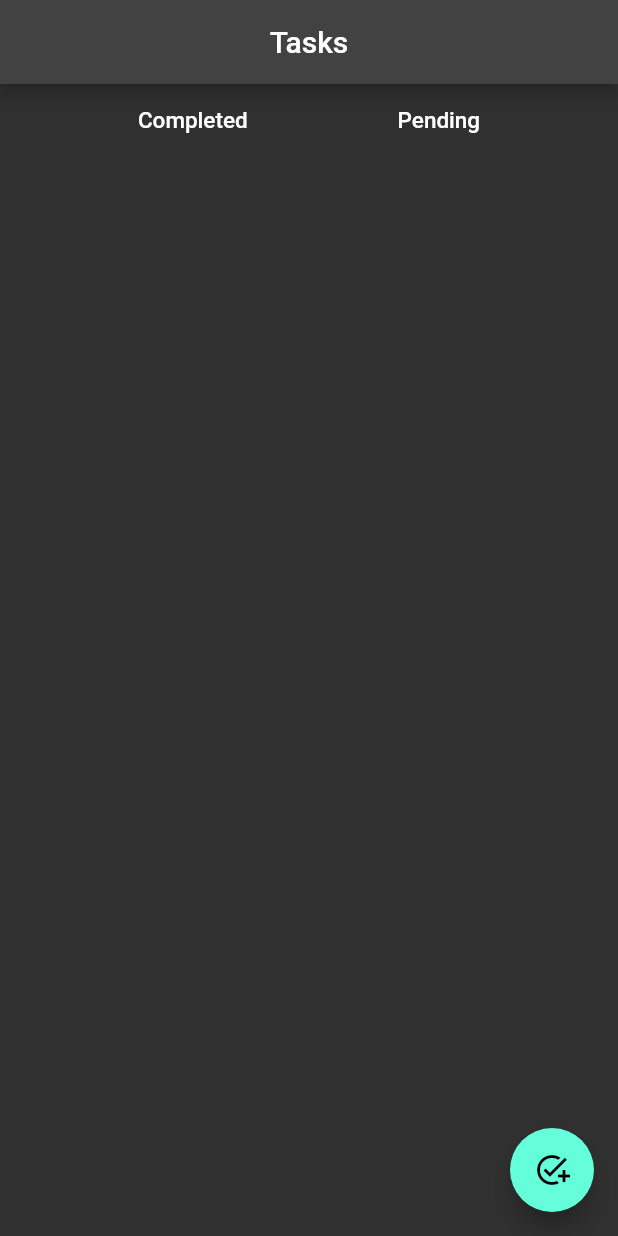
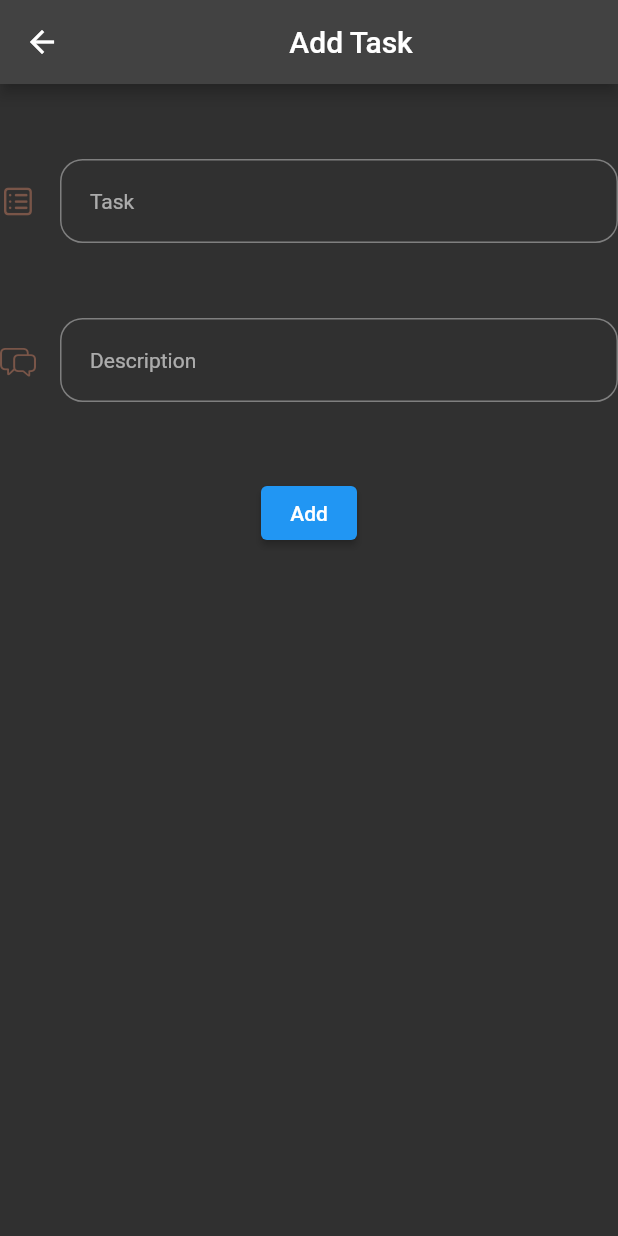
Before and after one commit to Wasiue03/todo_list, a Flutter app: the screen it shows after launch, after a tap on the "add task" icon, on a phone screen of 412 x 824 dp. Run offline on Flutter 3.47's test engine with Material 2 defaults, Android fonts, the phone set to English and light mode, and no system bars; our stand-ins replace cloud_firestore, firebase_core; accounts and stored records are empty.

Commit message:
add task screen added

```diff
--- a/lib/main.dart
+++ b/lib/main.dart
@@ -1,7 +1,7 @@
 import 'package:firebase_core/firebase_core.dart';
 import 'package:flutter/material.dart';
 import 'package:todo_list/firebase_options.dart';
-import 'package:todo_list/screens/landing_page.dart';
+// import 'package:todo_list/screens/landing_page.dart';
 import 'package:todo_list/screens/todo.dart';
 
 void main(List<String> args) async {
@@ -21,7 +21,7 @@ class MyApp extends StatelessWidget {
     return MaterialApp(
       theme: ThemeData(brightness: Brightness.dark),
       debugShowCheckedModeBanner: false,
-      home: TodoScreen(),
+      home: const TodoScreen(),
     );
   }
 }
--- /dev/null
+++ b/lib/screens/add_task.dart
@@ -0,0 +1,72 @@
+import 'package:flutter/cupertino.dart';
+import 'package:flutter/material.dart';
+
+class AddTask extends StatelessWidget {
+  const AddTask({super.key});
+
+  @override
+  Widget build(BuildContext context) {
+    final Widget smallspace = SizedBox(
+      height: 50.0,
+    );
+    return Scaffold(
+      appBar: AppBar(
+        title: Center(
+          child: Text("Add Task"),
+        ),
+      ),
+      body: Form(
+        child: Column(
+          children: [
+            smallspace,
+            TextFormField(
+              style: const TextStyle(fontSize: 14),
+              decoration: InputDecoration(
+                contentPadding: const EdgeInsets.symmetric(
+                  horizontal: 20,
+                  vertical: 20,
+                ),
+                hintText: 'Task',
+                hintStyle: const TextStyle(fontSize: 14),
+                icon:
+                    const Icon(CupertinoIcons.square_list, color: Colors.brown),
+                border: OutlineInputBorder(
+                  borderRadius: BorderRadius.circular(15),
+                ),
+              ),
+            ),
+            smallspace,
+            TextFormField(
+              keyboardType: TextInputType.multiline,
+              maxLines: null,
+              style: const TextStyle(fontSize: 14),
+              decoration: InputDecoration(
+                contentPadding: const EdgeInsets.symmetric(
+                  horizontal: 20,
+                  vertical: 20,
+                ),
+                hintText: 'Description',
+                hintStyle: const TextStyle(fontSize: 14),
+                icon: const Icon(CupertinoIcons.bubble_left_bubble_right,
+                    color: Colors.brown),
+                border: OutlineInputBorder(
+                  borderRadius: BorderRadius.circular(15),
+                ),
+              ),
+            ),
+            smallspace,
+            Row(
+              mainAxisAlignment: MainAxisAlignment.center,
+              children: [
+                ElevatedButton(
+                  onPressed: () {},
+                  child: Text("Add"),
+                ),
+              ],
+            )
+          ],
+        ),
+      ),
+    );
+  }
+}
--- a/lib/screens/todo.dart
+++ b/lib/screens/todo.dart
@@ -1,4 +1,6 @@
 import 'package:flutter/material.dart';
+import 'package:todo_list/screens/add_task.dart';
+import 'package:todo_list/services/database/writer.dart';
 
 class TodoScreen extends StatelessWidget {
   const TodoScreen({super.key});
@@ -31,8 +33,11 @@ class TodoScreen extends StatelessWidget {
         ],
       ),
       floatingActionButton: FloatingActionButton(
-        onPressed: () {},
-        child: Icon(Icons.add_task),
+        onPressed: () {
+          Navigator.push(
+              context, MaterialPageRoute(builder: (context) => AddTask()));
+        },
+        child: const Icon(Icons.add_task),
       ),
     );
   }
--- /dev/null
+++ b/lib/services/database/writer.dart
@@ -0,0 +1,22 @@
+import 'package:cloud_firestore/cloud_firestore.dart';
+import 'package:flutter/material.dart';
+
+class DataWriter {
+  static final _firestore = FirebaseFirestore.instance;
+
+  static Future<void> create() async {
+    try {
+      await _firestore.collection('tasks').add(
+        {
+          'task': 'Complete Assesment',
+          'deadline': 'Sunady',
+        },
+      );
+
+      debugPrint("Data Created Successfully");
+    } catch (e) {
+      debugPrint(e.toString());
+      throw ("Some Error Occurred");
+    }
+  }
+}
--- a/pubspec.yaml
+++ b/pubspec.yaml
@@ -37,6 +37,7 @@ dependencies:
   cupertino_icons: ^1.0.2
   uuid: ^3.0.7
   firebase_core: ^2.15.0
+  cloud_firestore: ^4.8.4
 
 dev_dependencies:
   flutter_test:
```
Also changed, not shown: lib/services/database/delete.dart (added), lib/services/database/update.dart (added), pubspec.lock, 2 other files.
